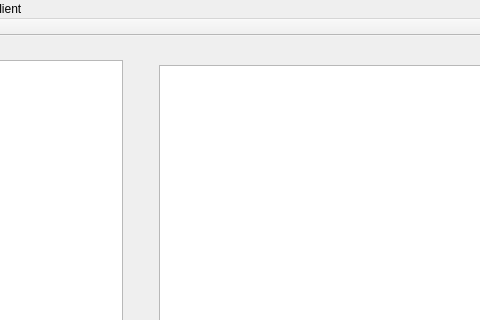
ikegentz/cs457, file GUI/cs457_client/mainwindow.ui: the form before one commit; both pictures show x 96 to 576 and y 0 to 320 of the 1130 by 496 pixel window.
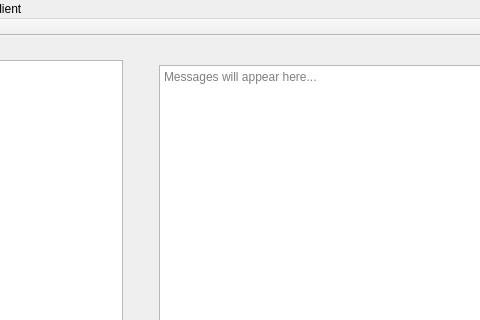
The form after the commit.

What changed in the file:
```diff
--- a/GUI/cs457_client/mainwindow.ui
+++ b/GUI/cs457_client/mainwindow.ui
@@ -82,9 +82,21 @@
        </property>
        <item>
         <widget class="QPlainTextEdit" name="messageDisplay">
+         <property name="mouseTracking">
+          <bool>true</bool>
+         </property>
+         <property name="autoFillBackground">
+          <bool>true</bool>
+         </property>
+         <property name="sizeAdjustPolicy">
+          <enum>QAbstractScrollArea::AdjustIgnored</enum>
+         </property>
          <property name="readOnly">
           <bool>true</bool>
          </property>
+         <property name="placeholderText">
+          <string>Messages will appear here...</string>
+         </property>
         </widget>
        </item>
        <item>
```
Left out of the diff: 3 changed lines with no effect on the pictures.
